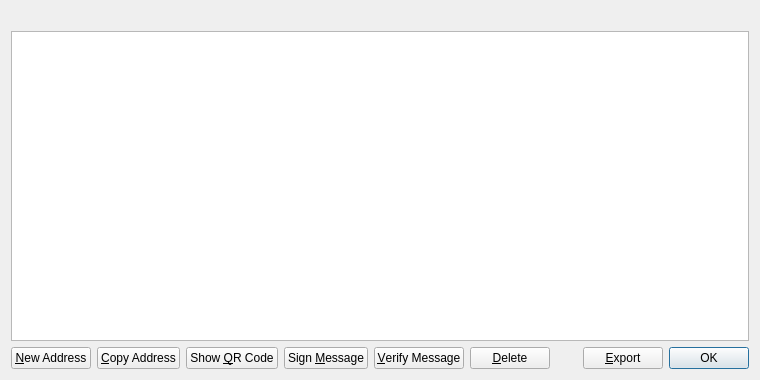
This is src/qt/forms/addressbookpage.ui in BearcoinProject/Bearcoin as Qt 5 draws it before an edit. The edited form follows.
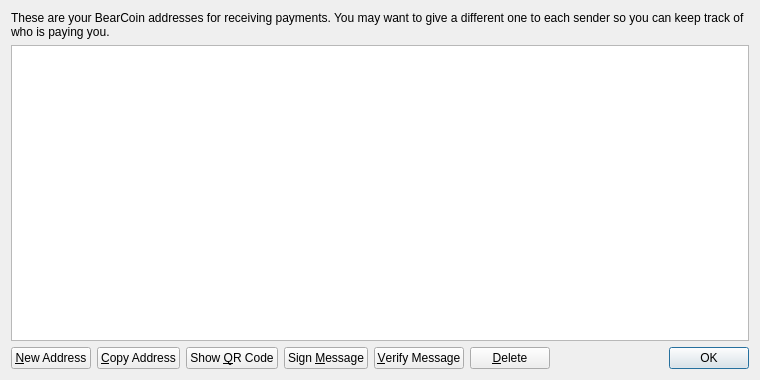
This is the edited form. Icons and pictures are not drawn.

Patch:
```diff
--- a/src/qt/forms/addressbookpage.ui
+++ b/src/qt/forms/addressbookpage.ui
@@ -16,6 +16,9 @@
   <layout class="QVBoxLayout" name="verticalLayout">
    <item>
     <widget class="QLabel" name="labelExplanation">
+     <property name="text">
+      <string>These are your BearCoin addresses for receiving payments. You may want to give a different one to each sender so you can keep track of who is paying you.</string>
+     </property>
      <property name="textFormat">
       <enum>Qt::PlainText</enum>
      </property>
@@ -148,20 +151,6 @@
        </property>
       </spacer>
      </item>
-     <item>
-      <widget class="QPushButton" name="exportButton">
-       <property name="toolTip">
-        <string>Export the data in the current tab to a file</string>
-       </property>
-       <property name="text">
-        <string>&amp;Export</string>
-       </property>
-       <property name="icon">
-        <iconset resource="../bitcoin.qrc">
-         <normaloff>:/icons/export</normaloff>:/icons/export</iconset>
-       </property>
-      </widget>
-     </item>
      <item>
       <widget class="QDialogButtonBox" name="buttonBox">
        <property name="sizePolicy">
```
Left out of the diff: 6 changed lines with no effect on the pictures.
